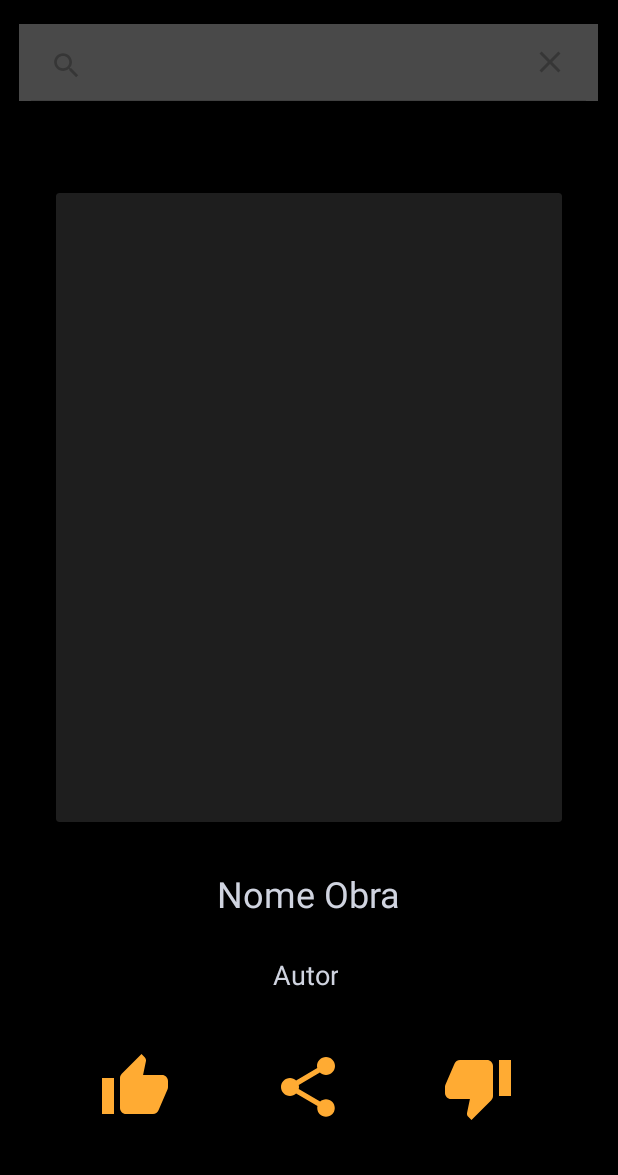
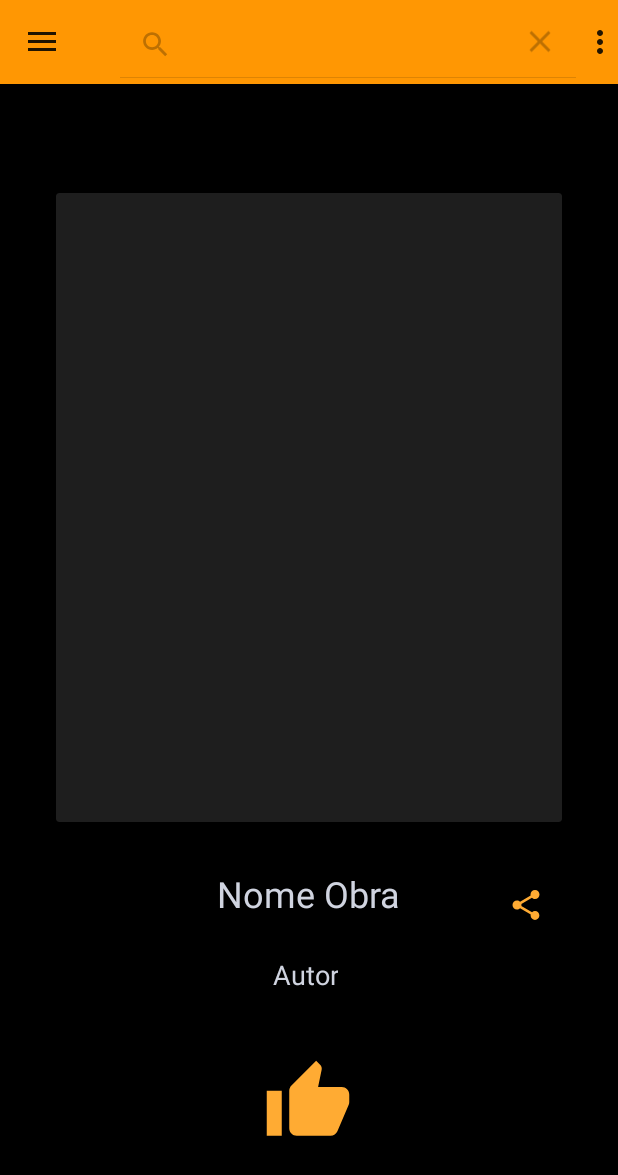
Before and after one commit to culty-corp/culty-android, an Android app: the screen it shows after launch (MainActivity), after a tap on "Search", on a phone screen of 412 x 824 dp. Shown: the top 1175 px of the screen. Run offline under Robolectric (Android 15) with nearby library versions, the phone set to English and light mode, and no system bars.

Commit message:
Adicionando ação ao cliar nos itens do menu
Adicionando ações ao clicar nos itens do menu, posteriormente modificar para que essas ações chamem outras páginas.

```diff
--- a/solucao/app/src/main/java/com/github/cultycorp/cultyandroid/MainActivity.kt
+++ b/solucao/app/src/main/java/com/github/cultycorp/cultyandroid/MainActivity.kt
@@ -1,25 +1,60 @@
 package com.github.cultycorp.cultyandroid
 
 import android.os.Bundle
+import android.support.design.widget.NavigationView
 import android.support.design.widget.Snackbar
+import android.support.v4.widget.DrawerLayout
+import android.support.v7.app.ActionBarDrawerToggle
 import android.support.v7.app.AppCompatActivity;
+import android.view.Gravity
 import android.view.Menu
 import android.view.MenuItem
+import android.widget.Toast
 import android.widget.Toolbar
 
 import kotlinx.android.synthetic.main.activity_main.*
 
-class MainActivity : AppCompatActivity() {
+class MainActivity : AppCompatActivity(), NavigationView.OnNavigationItemSelectedListener {
+
+    private lateinit var drawer : DrawerLayout
 
     override fun onCreate(savedInstanceState: Bundle?) {
         super.onCreate(savedInstanceState)
         setContentView(R.layout.activity_main)
         setSupportActionBar(findViewById(R.id.toolbar))
 
+        drawer = findViewById(R.id.drawer_layout)
+
+        var navigationView: NavigationView = findViewById(R.id.nav_view)
+        navigationView.setNavigationItemSelectedListener(this)
+
+        var toggle = ActionBarDrawerToggle(this, drawer, toolbar, R.string.abrirOpcoes, R.string.fecharOpcoes)
+        drawer.addDrawerListener(toggle)
+        toggle.syncState()
 /*        fab.setOnClickListener { view ->
             Snackbar.make(view, "Replace with your own action", Snackbar.LENGTH_LONG)
                 .setAction("Action", null).show()
         }*/
+    }
+
+    override fun onNavigationItemSelected(item: MenuItem): Boolean {
+        var id = item.itemId
+        when (id) {
+            R.id.nav_explore -> Toast.makeText(this, "Explorar tudo aqui!", Toast.LENGTH_SHORT).show()
+            R.id.nav_following -> Toast.makeText(this, "Vamos seguir todo mundo!", Toast.LENGTH_SHORT).show()
+            R.id.nav_artists -> Toast.makeText(this, "Artistas de araque!", Toast.LENGTH_SHORT).show()
+            R.id.login -> Toast.makeText(this, "Vamos entrando!", Toast.LENGTH_SHORT).show()
+            R.id.login -> Toast.makeText(this, "Vamos entrando!", Toast.LENGTH_SHORT).show()
+            R.id.upload -> Toast.makeText(this, "Vamos mandar trem!", Toast.LENGTH_SHORT).show()
+            R.id.profile -> Toast.makeText(this, "Olha seu perfil!", Toast.LENGTH_SHORT).show()
+            R.id.logout -> Toast.makeText(this, "Vai embora, ingrato!", Toast.LENGTH_SHORT).show()
+        }
+        drawer.closeDrawer(Gravity.START)
+        return true
+    }
+
+    override fun onBackPressed() {
+        if(drawer.isDrawerOpen(Gravity.START)) drawer.closeDrawer(Gravity.START) else super.onBackPressed()
     }
 
     override fun onCreateOptionsMenu(menu: Menu): Boolean {
--- a/solucao/app/src/main/res/drawable/ic_share_orange_24dp.xml
+++ b/solucao/app/src/main/res/drawable/ic_share_orange_24dp.xml
@@ -1,5 +1,5 @@
-<vector android:height="48dp" android:tint="#FFAB33"
+<vector android:height="24dp" android:tint="#FFAB33"
     android:viewportHeight="24.0" android:viewportWidth="24.0"
-    android:width="48dp" xmlns:android="http://schemas.android.com/apk/res/android">
+    android:width="24dp" xmlns:android="http://schemas.android.com/apk/res/android">
     <path android:fillColor="#FF000000" android:pathData="M18,16.08c-0.76,0 -1.44,0.3 -1.96,0.77L8.91,12.7c0.05,-0.23 0.09,-0.46 0.09,-0.7s-0.04,-0.47 -0.09,-0.7l7.05,-4.11c0.54,0.5 1.25,0.81 2.04,0.81 1.66,0 3,-1.34 3,-3s-1.34,-3 -3,-3 -3,1.34 -3,3c0,0.24 0.04,0.47 0.09,0.7L8.04,9.81C7.5,9.31 6.79,9 6,9c-1.66,0 -3,1.34 -3,3s1.34,3 3,3c0.79,0 1.5,-0.31 2.04,-0.81l7.12,4.16c-0.05,0.21 -0.08,0.43 -0.08,0.65 0,1.61 1.31,2.92 2.92,2.92 1.61,0 2.92,-1.31 2.92,-2.92s-1.31,-2.92 -2.92,-2.92z"/>
 </vector>
--- a/solucao/app/src/main/res/drawable/ic_thumb_up_orange_24dp.xml
+++ b/solucao/app/src/main/res/drawable/ic_thumb_up_orange_24dp.xml
@@ -1,5 +1,5 @@
-<vector android:height="48dp" android:tint="#FFAB33"
+<vector android:height="60dp" android:tint="#FFAB33"
     android:viewportHeight="24.0" android:viewportWidth="24.0"
-    android:width="48dp" xmlns:android="http://schemas.android.com/apk/res/android">
+    android:width="60dp" xmlns:android="http://schemas.android.com/apk/res/android">
     <path android:fillColor="#FF000000" android:pathData="M1,21h4L5,9L1,9v12zM23,10c0,-1.1 -0.9,-2 -2,-2h-6.31l0.95,-4.57 0.03,-0.32c0,-0.41 -0.17,-0.79 -0.44,-1.06L14.17,1 7.59,7.59C7.22,7.95 7,8.45 7,9v10c0,1.1 0.9,2 2,2h9c0.83,0 1.54,-0.5 1.84,-1.22l3.02,-7.05c0.09,-0.23 0.14,-0.47 0.14,-0.73v-1.91l-0.01,-0.01L23,10z"/>
 </vector>
--- a/solucao/app/src/main/res/layout/activity_main.xml
+++ b/solucao/app/src/main/res/layout/activity_main.xml
@@ -19,7 +19,7 @@
         <android.support.v7.widget.Toolbar
                 android:id="@+id/toolbar"
                 android:layout_width="match_parent"
-                android:layout_height="0dp"
+                android:layout_height="?attr/actionBarSize"
                 android:background="@color/corLaranja"
                 android:elevation="4dp"
                 android:theme="@style/ThemeOverlay.AppCompat.ActionBar"
@@ -32,6 +32,7 @@
 
     </LinearLayout>
 
+    <include layout="@layout/content_main"/>
 
     <android.support.design.widget.NavigationView
             android:layout_width="wrap_content"
@@ -43,8 +44,6 @@
     >
 
     </android.support.design.widget.NavigationView>
-
-    <include layout="@layout/content_main"/>
 
 
 
--- a/solucao/app/src/main/res/layout/content_main.xml
+++ b/solucao/app/src/main/res/layout/content_main.xml
@@ -9,13 +9,6 @@
         tools:showIn="@layout/activity_main"
         tools:context=".MainActivity">
 
-    <include layout="@layout/conteudo" tools:layout_editor_absoluteY="-118dp" tools:layout_editor_absoluteX="117dp"/>
-    <SearchView
-            android:layout_width="386dp"
-            android:layout_height="51dp" android:layout_marginTop="16dp"
-            app:layout_constraintTop_toTopOf="parent" app:layout_constraintEnd_toEndOf="parent"
-            android:layout_marginEnd="8dp" app:layout_constraintStart_toStartOf="parent"
-            android:layout_marginStart="8dp" android:background="@color/corCinzaClaro"
-            app:layout_constraintHorizontal_bias="0.444"/>
+    <include layout="@layout/conteudo" tools:layout_editor_absoluteY="276dp" tools:layout_editor_absoluteX="-127dp"/>
 
 </android.support.constraint.ConstraintLayout>
--- a/solucao/app/src/main/res/layout/conteudo.xml
+++ b/solucao/app/src/main/res/layout/conteudo.xml
@@ -18,7 +18,8 @@
             app:layout_constraintEnd_toEndOf="parent"
             android:layout_marginEnd="8dp" app:layout_constraintStart_toStartOf="parent"
             android:layout_marginStart="8dp" android:layout_marginTop="8dp" app:layout_constraintTop_toTopOf="parent"
-            android:id="@+id/cardView" app:layout_constraintVertical_bias="0.31"/>
+            android:id="@+id/cardView" app:layout_constraintVertical_bias="0.31">
+    </android.support.v7.widget.CardView>
     <ImageButton
             android:layout_width="wrap_content"
             android:layout_height="wrap_content" card_view:srcCompat="@drawable/ic_thumb_up_orange_24dp"
@@ -26,21 +27,10 @@
             android:layout_marginTop="8dp"
             app:layout_constraintEnd_toEndOf="parent" android:layout_marginEnd="8dp"
             app:layout_constraintStart_toStartOf="parent" android:layout_marginStart="8dp"
-            app:layout_constraintHorizontal_bias="0.167"
+            app:layout_constraintHorizontal_bias="0.498"
             android:layout_marginBottom="8dp" app:layout_constraintBottom_toBottomOf="parent"
-            app:layout_constraintVertical_bias="0.683" android:background="#00000000"
+            app:layout_constraintVertical_bias="0.742" android:background="#00000000"
             app:layout_constraintTop_toBottomOf="@+id/cardView" android:contentDescription="TODO"/>
-    <ImageButton
-            android:layout_width="wrap_content"
-            android:layout_height="wrap_content"
-            card_view:srcCompat="@drawable/ic_thumb_down_orange_24dp"
-            android:id="@+id/dislike_button"
-            app:layout_constraintEnd_toEndOf="parent" android:layout_marginEnd="8dp"
-            app:layout_constraintStart_toStartOf="parent" android:layout_marginStart="8dp"
-            android:layout_marginTop="8dp" android:layout_marginBottom="8dp"
-            app:layout_constraintBottom_toBottomOf="parent" app:layout_constraintHorizontal_bias="0.824"
-            app:layout_constraintVertical_bias="0.683" android:background="#00000000"
-            app:layout_constraintTop_toBottomOf="@+id/cardView"/>
     <ImageButton
             android:layout_width="wrap_content"
             android:layout_height="wrap_content"
@@ -49,8 +39,8 @@
             app:layout_constraintEnd_toEndOf="parent" android:layout_marginEnd="8dp"
             app:layout_constraintStart_toStartOf="parent" android:layout_marginStart="8dp"
             android:layout_marginTop="8dp" android:layout_marginBottom="8dp"
-            app:layout_constraintBottom_toBottomOf="parent" app:layout_constraintHorizontal_bias="0.498"
-            app:layout_constraintVertical_bias="0.683" android:background="#00000000"
+            app:layout_constraintBottom_toBottomOf="parent" app:layout_constraintHorizontal_bias="0.889"
+            app:layout_constraintVertical_bias="0.151" android:background="#00000000"
             app:layout_constraintTop_toBottomOf="@+id/cardView"/>
     <TextView
             android:text="Nome Obra"
--- a/solucao/app/src/main/res/menu/menu_main.xml
+++ b/solucao/app/src/main/res/menu/menu_main.xml
@@ -2,9 +2,21 @@
       xmlns:app="http://schemas.android.com/apk/res-auto"
       xmlns:tools="http://schemas.android.com/tools"
       tools:context="com.github.cultycorp.cultyandroid.MainActivity">
+    <item
+            android:id="@+id/app_bar_search"
+            android:icon="@drawable/ic_add_black_24dp"
+            android:title="Search"
+            app:actionViewClass="android.widget.SearchView"
+            app:showAsAction="always"
+            android:orderInCategory="106">
+
+        <SearchView
+                android:layout_width="match_parent"
+                android:layout_height="match_parent"/>
+    </item>
     <item android:id="@+id/action_settings"
           android:title="@string/action_settings"
-          android:orderInCategory="100"
+          android:orderInCategory="106"
           android:icon="@drawable/ic_launcher_foreground"
           app:showAsAction="never"/>
 </menu>
--- a/solucao/app/src/main/res/values/strings.xml
+++ b/solucao/app/src/main/res/values/strings.xml
@@ -1,6 +1,8 @@
 <resources>
     <string name="app_name">Culty</string>
     <string name="action_settings">Opções</string>
+    <string name="abrirOpcoes">Mostrar Opções</string>
+    <string name="fecharOpcoes">Esconder Opções</string>
     <string name="artist">Artista</string>
     <string name="artists">Artistas</string>
     <string name="content">Conteúdo</string>
```
